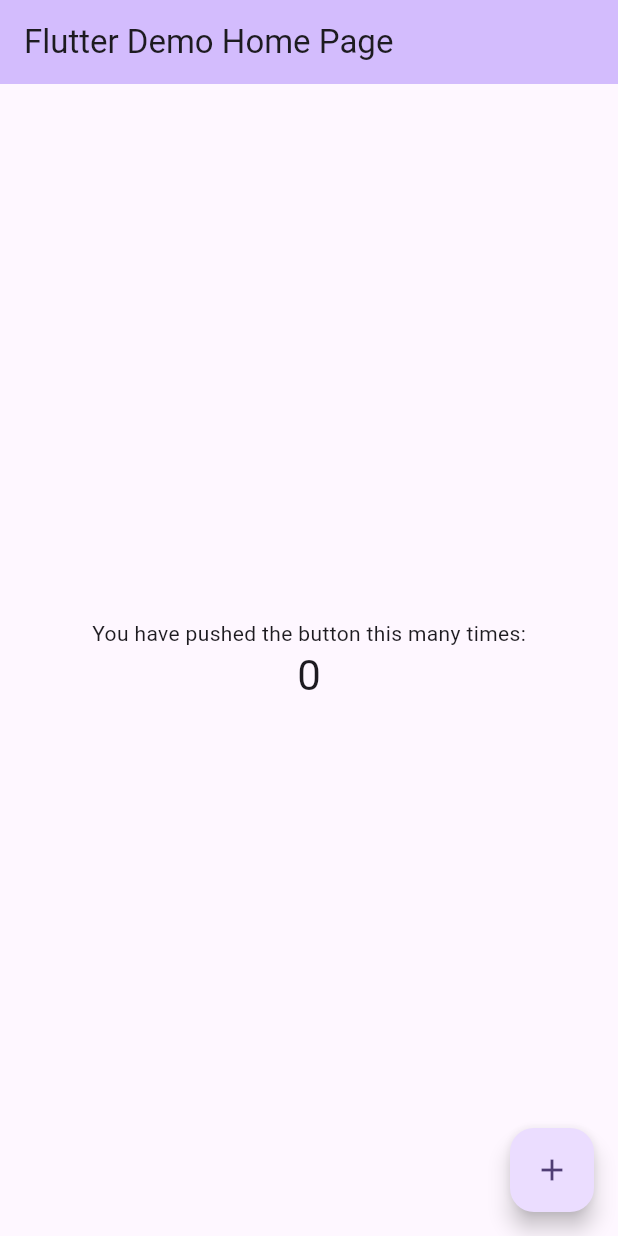
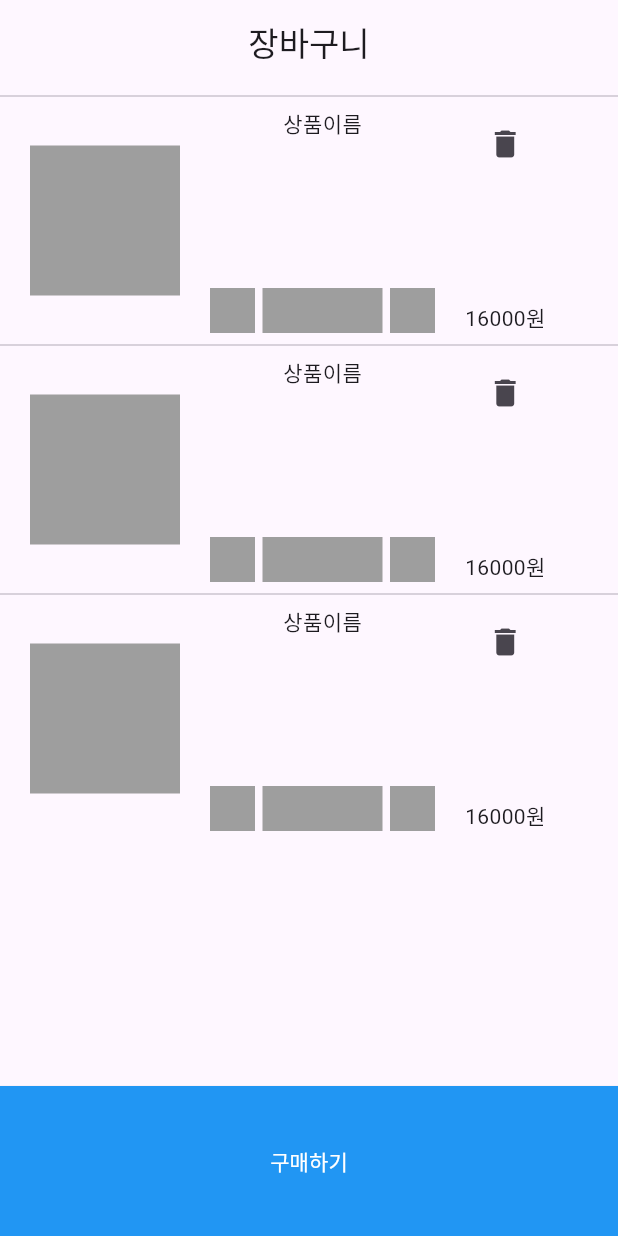
Before and after one commit to jang08089/flutter_shopping, a Flutter app: the screen it shows after launch, on a phone screen of 412 x 824 dp. Run offline on Flutter 3.47's test engine with Material 3 defaults, Android fonts, the phone set to English and light mode, and no system bars; our stand-ins replace image_picker; accounts and stored records are empty.

Commit message:
장바구니 페이지 추가, 마이페이지 프로필 수정 추가

```diff
--- /dev/null
+++ b/lib/itemcart.dart
@@ -0,0 +1,86 @@
+import 'package:flutter/material.dart';
+
+class Itemcart extends StatelessWidget{
+  const Itemcart({super.key});
+
+  @override
+  Widget build(BuildContext context) {
+    return Scaffold(
+      appBar: AppBar(
+        title: Text("장바구니"),
+        centerTitle: true,
+      ),
+      body: ListView(
+        children: [
+          Divider(),
+          itembox(),
+          Divider(),
+          itembox(),
+          Divider(),
+          itembox()
+        ],
+      ),
+       bottomSheet: SizedBox(
+        width: double.infinity,
+        height: 100,
+         child: ElevatedButton(onPressed: (){},
+         style: ElevatedButton.styleFrom(
+          backgroundColor: Colors.blue,
+          foregroundColor: Colors.white,
+          shape: RoundedRectangleBorder(borderRadius: BorderRadiusGeometry.circular(0))
+         ), child: Text("구매하기")),
+       ),
+      );
+  }
+  Widget itembox(){
+    return SizedBox(
+      width: double.infinity,
+      height: 150,
+      child: Row(
+        children: [
+          Container(
+            margin: EdgeInsets.all(20),
+            width: 100,
+            height: 100,
+            color: Colors.grey,
+          ),
+          Column(
+            children: [
+              Text("상품이름"),
+              Spacer(),
+              Row(
+                children: [
+                  Container(
+                    width: 30,
+                    height: 30,
+                    color: Colors.grey,
+                  ),
+                  SizedBox(width: 5),
+                  Container(
+                    width: 80,
+                    height: 30,
+                    color: Colors.grey,
+                  ),
+                  SizedBox(width: 5),
+                   Container(
+                    width: 30,
+                    height: 30,
+                    color: Colors.grey,
+                  ),
+                ],
+              )
+            ],
+          ),
+          SizedBox(width: 20),
+          Column(
+            children: [
+              IconButton(onPressed: (){}, icon: Icon(Icons.delete)),
+              Spacer(),
+              Text("16000원")
+            ],
+          )
+        ],
+      ),
+    );
+  }
+}
--- a/lib/main.dart
+++ b/lib/main.dart
@@ -1,4 +1,7 @@
 import 'package:flutter/material.dart';
+import 'package:flutter_shopping/itemcart.dart';
+import 'package:flutter_shopping/mypage.dart';
+import 'dart:io';
 
 void main() {
   runApp(const MyApp());
@@ -7,116 +10,15 @@ void main() {
 class MyApp extends StatelessWidget {
   const MyApp({super.key});
 
-  // This widget is the root of your application.
   @override
   Widget build(BuildContext context) {
     return MaterialApp(
       title: 'Flutter Demo',
       theme: ThemeData(
-        // This is the theme of your application.
-        //
-        // TRY THIS: Try running your application with "flutter run". You'll see
-        // the application has a purple toolbar. Then, without quitting the app,
-        // try changing the seedColor in the colorScheme below to Colors.green
-        // and then invoke "hot reload" (save your changes or press the "hot
-        // reload" button in a Flutter-supported IDE, or press "r" if you used
-        // the command line to start the app).
-        //
-        // Notice that the counter didn't reset back to zero; the application
-        // state is not lost during the reload. To reset the state, use hot
-        // restart instead.
-        //
-        // This works for code too, not just values: Most code changes can be
-        // tested with just a hot reload.
+
         colorScheme: ColorScheme.fromSeed(seedColor: Colors.deepPurple),
       ),
-      home: const MyHomePage(title: 'Flutter Demo Home Page'),
+      home: Itemcart()
     );
   }
 }
-
-class MyHomePage extends StatefulWidget {
-  const MyHomePage({super.key, required this.title});
-
-  // This widget is the home page of your application. It is stateful, meaning
-  // that it has a State object (defined below) that contains fields that affect
-  // how it looks.
-
-  // This class is the configuration for the state. It holds the values (in this
-  // case the title) provided by the parent (in this case the App widget) and
-  // used by the build method of the State. Fields in a Widget subclass are
-  // always marked "final".
-
-  final String title;
-
-  @override
-  State<MyHomePage> createState() => _MyHomePageState();
-}
-
-class _MyHomePageState extends State<MyHomePage> {
-  int _counter = 0;
-
-  void _incrementCounter() {
-    setState(() {
-      // This call to setState tells the Flutter framework that something has
-      // changed in this State, which causes it to rerun the build method below
-      // so that the display can reflect the updated values. If we changed
-      // _counter without calling setState(), then the build method would not be
-      // called again, and so nothing would appear to happen.
-      _counter++;
-    });
-  }
-
-  @override
-  Widget build(BuildContext context) {
-    // This method is rerun every time setState is called, for instance as done
-    // by the _incrementCounter method above.
-    //
-    // The Flutter framework has been optimized to make rerunning build methods
-    // fast, so that you can just rebuild anything that needs updating rather
-    // than having to individually change instances of widgets.
-    return Scaffold(
-      appBar: AppBar(
-        // TRY THIS: Try changing the color here to a specific color (to
-        // Colors.amber, perhaps?) and trigger a hot reload to see the AppBar
-        // change color while the other colors stay the same.
-        backgroundColor: Theme.of(context).colorScheme.inversePrimary,
-        // Here we take the value from the MyHomePage object that was created by
-        // the App.build method, and use it to set our appbar title.
-        title: Text(widget.title),
-      ),
-      body: Center(
-        // Center is a layout widget. It takes a single child and positions it
-        // in the middle of the parent.
-        child: Column(
-          // Column is also a layout widget. It takes a list of children and
-          // arranges them vertically. By default, it sizes itself to fit its
-          // children horizontally, and tries to be as tall as its parent.
-          //
-          // Column has various properties to control how it sizes itself and
-          // how it positions its children. Here we use mainAxisAlignment to
-          // center the children vertically; the main axis here is the vertical
-          // axis because Columns are vertical (the cross axis would be
-          // horizontal).
-          //
-          // TRY THIS: Invoke "debug painting" (choose the "Toggle Debug Paint"
-          // action in the IDE, or press "p" in the console), to see the
-          // wireframe for each widget.
-          mainAxisAlignment: MainAxisAlignment.center,
-          children: <Widget>[
-            const Text('You have pushed the button this many times:'),
-            Text(
-              '$_counter',
-              style: Theme.of(context).textTheme.headlineMedium,
-            ),
-          ],
-        ),
-      ),
-      floatingActionButton: FloatingActionButton(
-        onPressed: _incrementCounter,
-        tooltip: 'Increment',
-        child: const Icon(Icons.add),
-      ), // This trailing comma makes auto-formatting nicer for build methods.
-    );
-  }
-}
--- a/pubspec.yaml
+++ b/pubspec.yaml
@@ -34,6 +34,7 @@ dependencies:
   # The following adds the Cupertino Icons font to your application.
   # Use with the CupertinoIcons class for iOS style icons.
   cupertino_icons: ^1.0.8
+  image_picker: ^1.2.0
 
 dev_dependencies:
   flutter_test:
@@ -44,7 +45,7 @@ dev_dependencies:
   # activated in the `analysis_options.yaml` file located at the root of your
   # package. See that file for information about deactivating specific lint
   # rules and activating additional ones.
-  flutter_lints: ^5.0.0
+  flutter_lints: ^6.0.0
 
 # For information on the generic Dart part of this file, see the
 # following page: https://dart.dev/tools/pub/pubspec
```
Also changed, not shown: lib/mypage.dart (added, +89 -0 lines), lib/profile.dart (added, +8 -0 lines), lib/profileeditpage.dart (added, +125 -0 lines), pubspec.lock, 7 other files.
